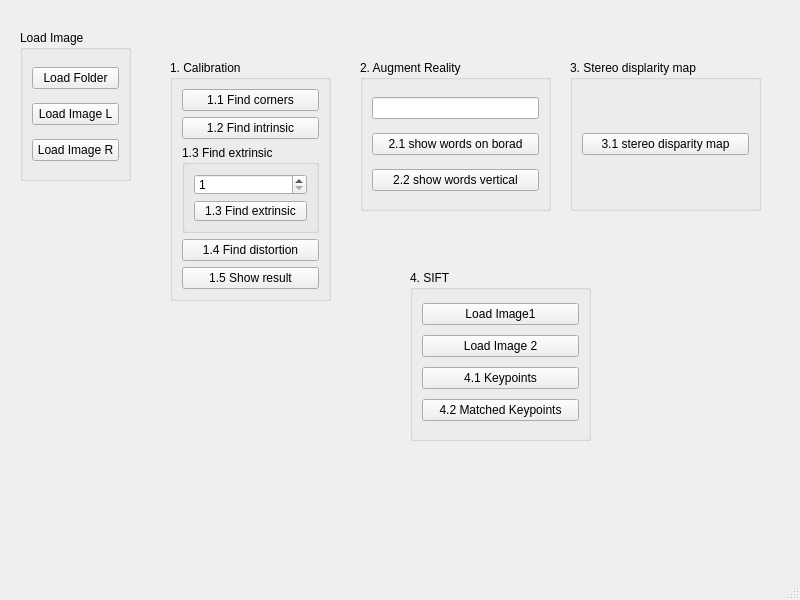
Old version of the form UI.ui in the repository nervouswizard/cvdl_hw1.
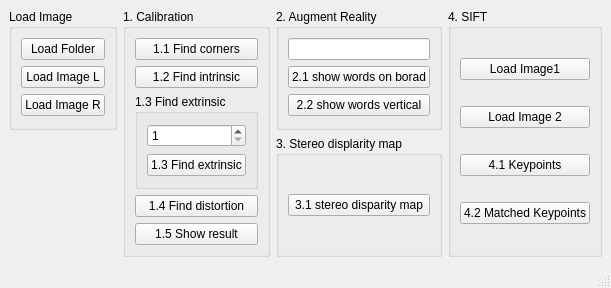
New version of the form.

Diff of the .ui file:
```diff
--- a/UI.ui
+++ b/UI.ui
@@ -6,23 +6,17 @@
    <rect>
     <x>0</x>
     <y>0</y>
-    <width>800</width>
-    <height>600</height>
+    <width>542</width>
+    <height>288</height>
    </rect>
   </property>
   <property name="windowTitle">
    <string>MainWindow</string>
   </property>
   <widget class="QWidget" name="centralwidget">
+   <layout class="QGridLayout" name="gridLayout">
+    <item row="0" column="0">
    <widget class="QGroupBox" name="load_image_box">
-    <property name="geometry">
-     <rect>
-      <x>20</x>
-      <y>30</y>
-      <width>111</width>
-      <height>151</height>
-     </rect>
-    </property>
     <property name="title">
      <string>Load Image</string>
     </property>
@@ -50,15 +44,9 @@
      </item>
     </layout>
    </widget>
+    </item>
+    <item row="0" column="1" rowspan="2">
    <widget class="QGroupBox" name="calibration_box">
-    <property name="geometry">
-     <rect>
-      <x>170</x>
-      <y>60</y>
-      <width>161</width>
-      <height>241</height>
-     </rect>
-    </property>
     <property name="title">
      <string>1. Calibration</string>
     </property>
@@ -116,15 +104,9 @@
      </item>
     </layout>
    </widget>
+    </item>
+    <item row="0" column="2">
    <widget class="QGroupBox" name="augment_reality_box">
-    <property name="geometry">
-     <rect>
-      <x>360</x>
-      <y>60</y>
-      <width>191</width>
-      <height>151</height>
-     </rect>
-    </property>
     <property name="title">
      <string>2. Augment Reality</string>
     </property>
@@ -152,37 +134,9 @@
      </item>
     </layout>
    </widget>
-   <widget class="QGroupBox" name="stereo_disparity_map_box">
-    <property name="geometry">
-     <rect>
-      <x>570</x>
-      <y>60</y>
-      <width>191</width>
-      <height>151</height>
-     </rect>
-    </property>
-    <property name="title">
-     <string>3. Stereo displarity map</string>
-    </property>
-    <layout class="QVBoxLayout" name="verticalLayout_5">
-     <item>
-      <widget class="QPushButton" name="stereo_disparity_map_button">
-       <property name="text">
-        <string>3.1 stereo disparity map</string>
-       </property>
-      </widget>
-     </item>
-    </layout>
-   </widget>
+    </item>
+    <item row="0" column="3" rowspan="2">
    <widget class="QGroupBox" name="sift_box">
-    <property name="geometry">
-     <rect>
-      <x>410</x>
-      <y>270</y>
-      <width>181</width>
-      <height>171</height>
-     </rect>
-    </property>
     <property name="title">
      <string>4. SIFT</string>
     </property>
@@ -217,6 +171,24 @@
      </item>
     </layout>
    </widget>
+    </item>
+    <item row="1" column="2">
+     <widget class="QGroupBox" name="stereo_disparity_map_box">
+      <property name="title">
+       <string>3. Stereo displarity map</string>
+      </property>
+      <layout class="QVBoxLayout" name="verticalLayout_5">
+       <item>
+        <widget class="QPushButton" name="stereo_disparity_map_button">
+         <property name="text">
+          <string>3.1 stereo disparity map</string>
+         </property>
+        </widget>
+       </item>
+      </layout>
+     </widget>
+    </item>
+   </layout>
   </widget>
   <widget class="QMenuBar" name="menubar">
    <property name="geometry">
```
Left out of the diff: 2 changed lines with no effect on the pictures. Lines whose indentation alone changed are shown as unchanged.
